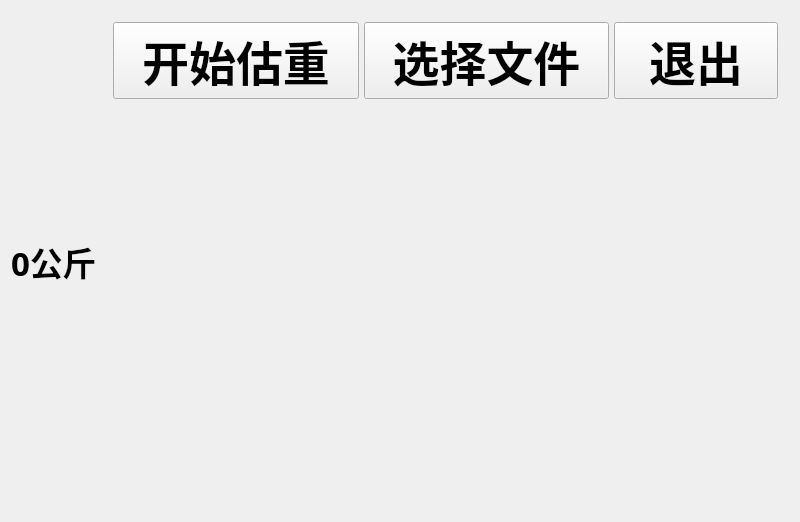
Old version of the form OrbbecDemo_windows/WeightEstimation.ui in the repository Lvjihong/OrbbecAndQt.
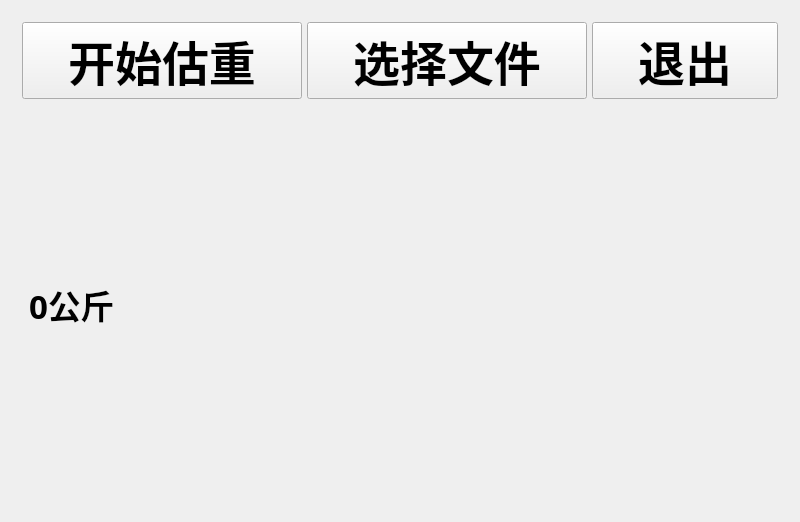
New version of the form.

```diff
--- a/OrbbecDemo_windows/WeightEstimation.ui
+++ b/OrbbecDemo_windows/WeightEstimation.ui
@@ -17,27 +17,6 @@
    <string>大北农专项_猪体重估计</string>
   </property>
   <layout class="QHBoxLayout" name="horizontalLayout_2">
-   <item>
-    <widget class="QLabel" name="label_weight">
-     <property name="font">
-      <font>
-       <family>黑体</family>
-       <pointsize>25</pointsize>
-       <weight>75</weight>
-       <bold>true</bold>
-      </font>
-     </property>
-     <property name="text">
-      <string>0公斤</string>
-     </property>
-     <property name="alignment">
-      <set>Qt::AlignCenter</set>
-     </property>
-     <property name="wordWrap">
-      <bool>false</bool>
-     </property>
-    </widget>
-   </item>
    <item>
     <widget class="QWidget" name="widget_2" native="true">
      <property name="sizePolicy">
@@ -151,7 +130,28 @@
           <verstretch>0</verstretch>
          </sizepolicy>
         </property>
-        <layout class="QHBoxLayout" name="horizontalLayout">
+        <layout class="QHBoxLayout" name="horizontalLayout" stretch="1,10">
+         <item>
+          <widget class="QLabel" name="label_weight">
+           <property name="font">
+            <font>
+             <family>黑体</family>
+             <pointsize>25</pointsize>
+             <weight>75</weight>
+             <bold>true</bold>
+            </font>
+           </property>
+           <property name="text">
+            <string>0公斤</string>
+           </property>
+           <property name="alignment">
+            <set>Qt::AlignCenter</set>
+           </property>
+           <property name="wordWrap">
+            <bool>false</bool>
+           </property>
+          </widget>
+         </item>
          <item>
           <widget class="QLabel" name="label_depth">
            <property name="minimumSize">
```
